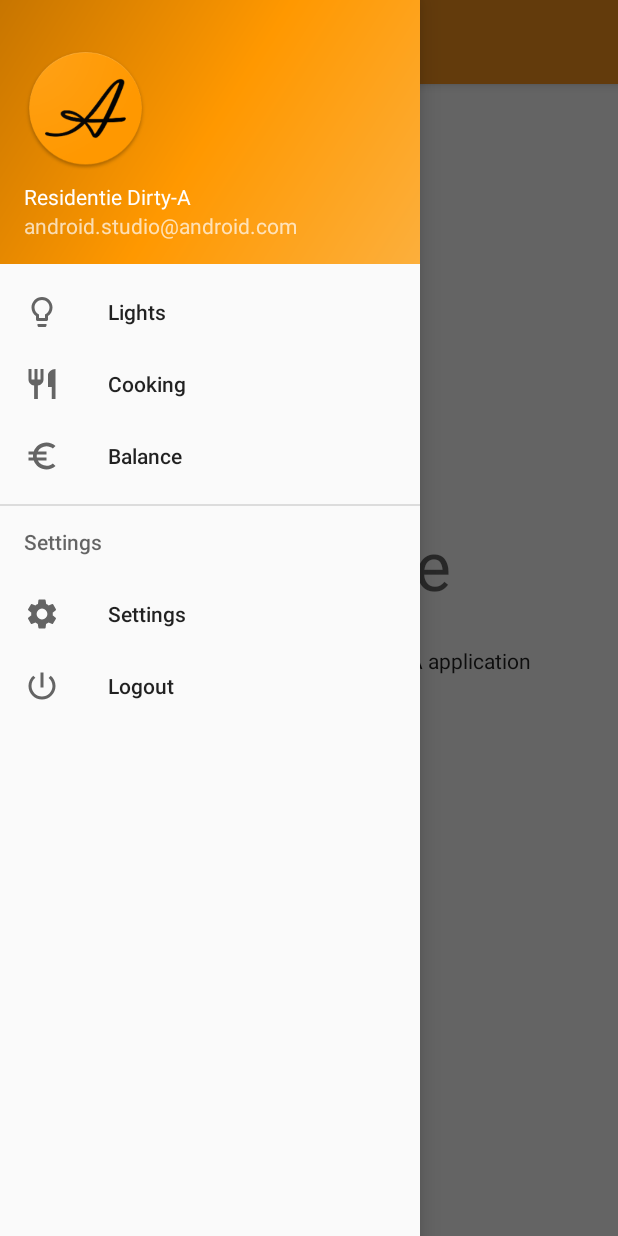
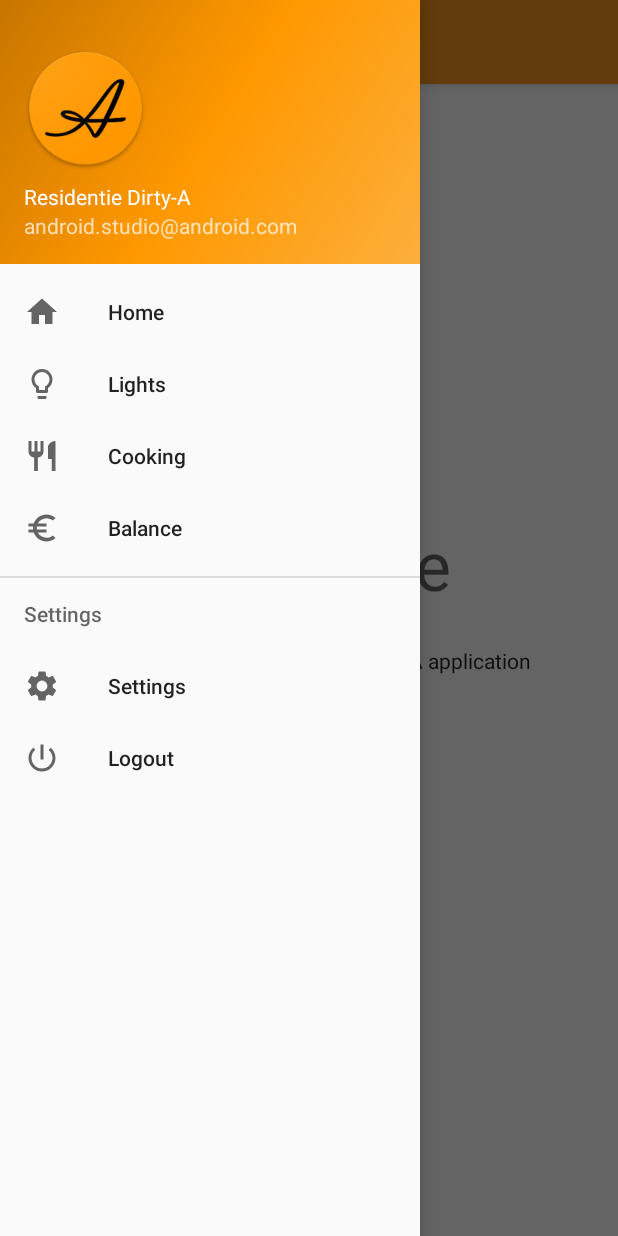
Before and after one commit to CoenNeefjes/Dirty-A-App, an Android app: the screen it shows after launch (MainActivity), with the side drawer open, on a phone screen of 412 x 824 dp. Run offline under Robolectric (Android 15) with nearby library versions, the phone set to English and light mode, and no system bars.

Commit message:
added home menu entry

```diff
--- a/app/src/main/java/com/example/dirty_a/MainActivity.java
+++ b/app/src/main/java/com/example/dirty_a/MainActivity.java
@@ -102,7 +102,9 @@ public class MainActivity extends AppCompatActivity
 
         Fragment fragment = null;
 
-        if (id == R.id.nav_lights) {
+        if (id == R.id.nav_home) {
+            fragment = new WelcomeFragment();
+        } else if (id == R.id.nav_lights) {
             fragment = new DeviceListFragment();
         } else if (id == R.id.nav_cooking) {
             fragment = new CookingOverviewFragment();
--- /dev/null
+++ b/app/src/main/res/drawable/ic_menu_home.xml
@@ -0,0 +1,9 @@
+<vector xmlns:android="http://schemas.android.com/apk/res/android"
+        android:width="24dp"
+        android:height="24dp"
+        android:viewportWidth="24.0"
+        android:viewportHeight="24.0">
+    <path
+        android:fillColor="#FF000000"
+        android:pathData="M10,20v-6h4v6h5v-8h3L12,3 2,12h3v8z"/>
+</vector>
--- a/app/src/main/res/menu/activity_main_drawer.xml
+++ b/app/src/main/res/menu/activity_main_drawer.xml
@@ -5,8 +5,12 @@
 
     <group android:checkableBehavior="single">
         <item
+            android:id="@+id/nav_home"
+            android:icon="@drawable/ic_menu_home"
+            android:title="Home" />
+        <item
             android:id="@+id/nav_lights"
-            android:icon="@drawable/ic__menu_lightbulb_outline"
+            android:icon="@drawable/ic_menu_lightbulb_outline"
             android:title="Lights" />
         <item
             android:id="@+id/nav_cooking"
```
Also changed, not shown: app/src/main/res/drawable/ic_menu_lightbulb_outline.xml (renamed from app/src/main/res/drawable/ic__menu_lightbulb_outline.xml).
